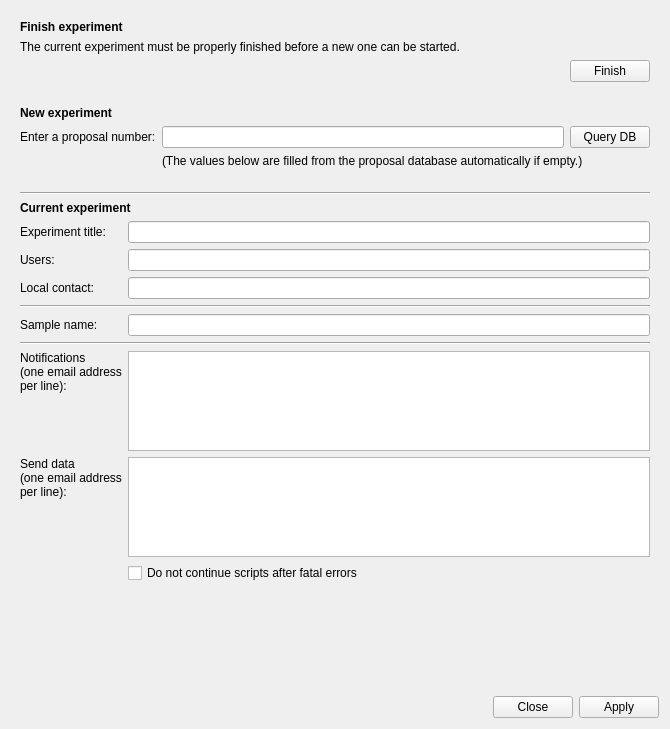
Qt form nicos/clients/gui/panels/setup_exp.ui (mlz-ictrl/nicos) before a commit.
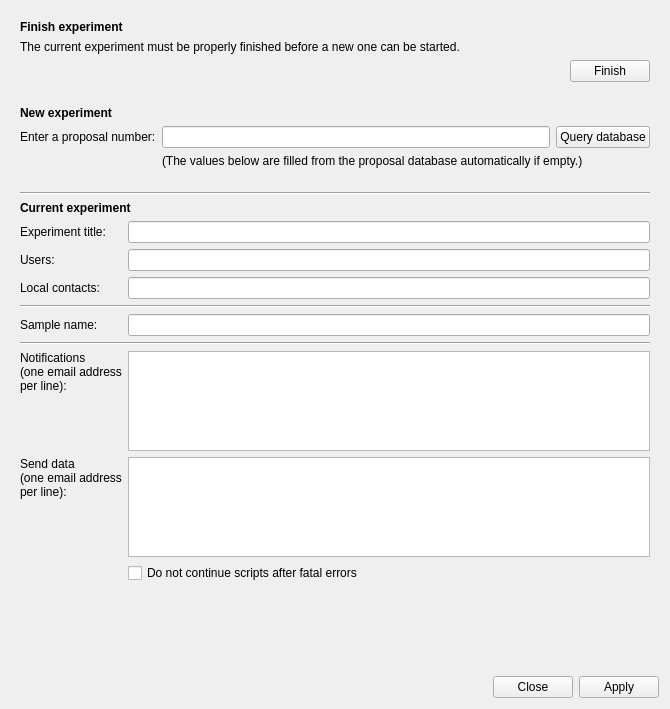
The same form after that commit.

The edit to the form file:
```diff
--- a/nicos/clients/gui/panels/setup_exp.ui
+++ b/nicos/clients/gui/panels/setup_exp.ui
@@ -7,7 +7,7 @@
     <x>0</x>
     <y>0</y>
     <width>670</width>
-    <height>729</height>
+    <height>709</height>
    </rect>
   </property>
   <property name="windowTitle">
@@ -98,7 +98,7 @@
          <string>&lt;html&gt;&lt;head/&gt;&lt;body&gt;&lt;p&gt;Query the Proposal Database for Information about this proposal number.&lt;/p&gt;&lt;/body&gt;&lt;/html&gt;</string>
         </property>
         <property name="text">
-         <string>Query DB</string>
+         <string>Query database</string>
         </property>
        </widget>
       </item>
@@ -157,7 +157,7 @@
         <item row="4" column="0">
          <widget class="QLabel" name="label_8">
           <property name="text">
-           <string>Local contact:</string>
+           <string>Local contacts:</string>
           </property>
          </widget>
         </item>
```
Left out of the diff: 14 changed lines with no effect on the pictures.
